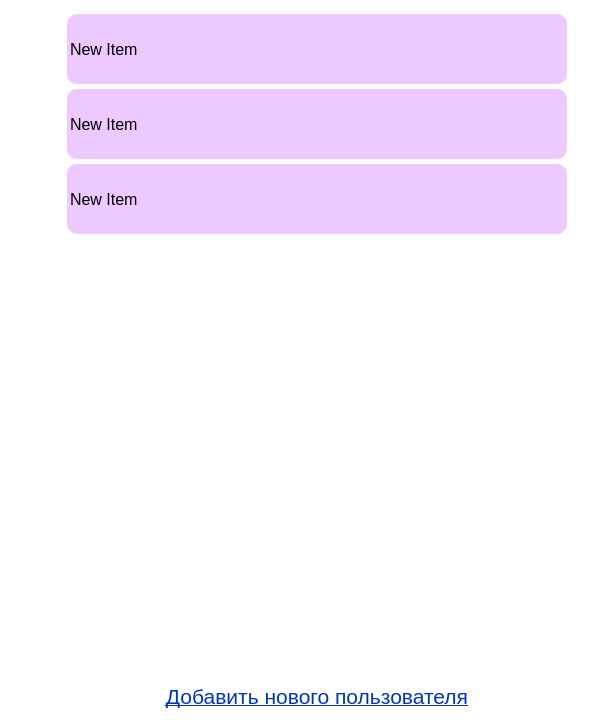
This is ui/main.ui in Gamer201760/Tasker as Qt 5 draws it before an edit. The edited form follows.
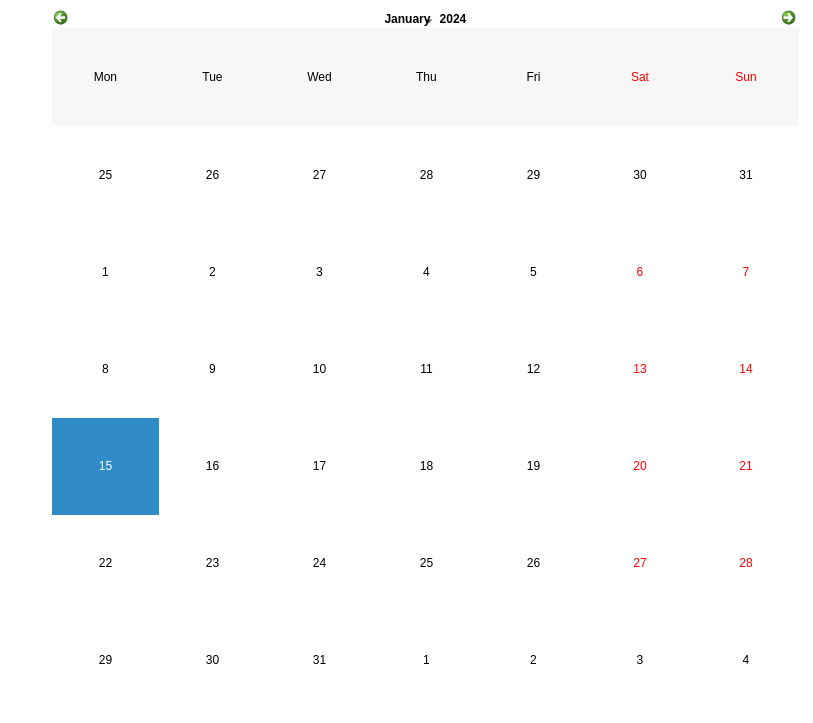
This is the edited form. Icons and pictures are not drawn.

The edit to the form file:
```diff
--- a/ui/main.ui
+++ b/ui/main.ui
@@ -6,7 +6,7 @@
    <rect>
     <x>0</x>
     <y>0</y>
-    <width>596</width>
+    <width>813</width>
     <height>723</height>
    </rect>
   </property>
@@ -159,7 +159,7 @@
        <string notr="true"/>
       </property>
       <property name="currentIndex">
-       <number>0</number>
+       <number>2</number>
       </property>
       <widget class="QWidget" name="login">
        <property name="maximumSize">
@@ -334,6 +334,23 @@
         </item>
        </layout>
       </widget>
+      <widget class="QWidget" name="calendar">
+       <layout class="QVBoxLayout" name="verticalLayout_4">
+        <item>
+         <widget class="QCalendarWidget" name="calendarWidget">
+          <property name="styleSheet">
+           <string notr="true">color: rgb(0, 0, 0);</string>
+          </property>
+          <property name="horizontalHeaderFormat">
+           <enum>QCalendarWidget::ShortDayNames</enum>
+          </property>
+          <property name="verticalHeaderFormat">
+           <enum>QCalendarWidget::NoVerticalHeader</enum>
+          </property>
+         </widget>
+        </item>
+       </layout>
+      </widget>
      </widget>
     </item>
    </layout>
```
